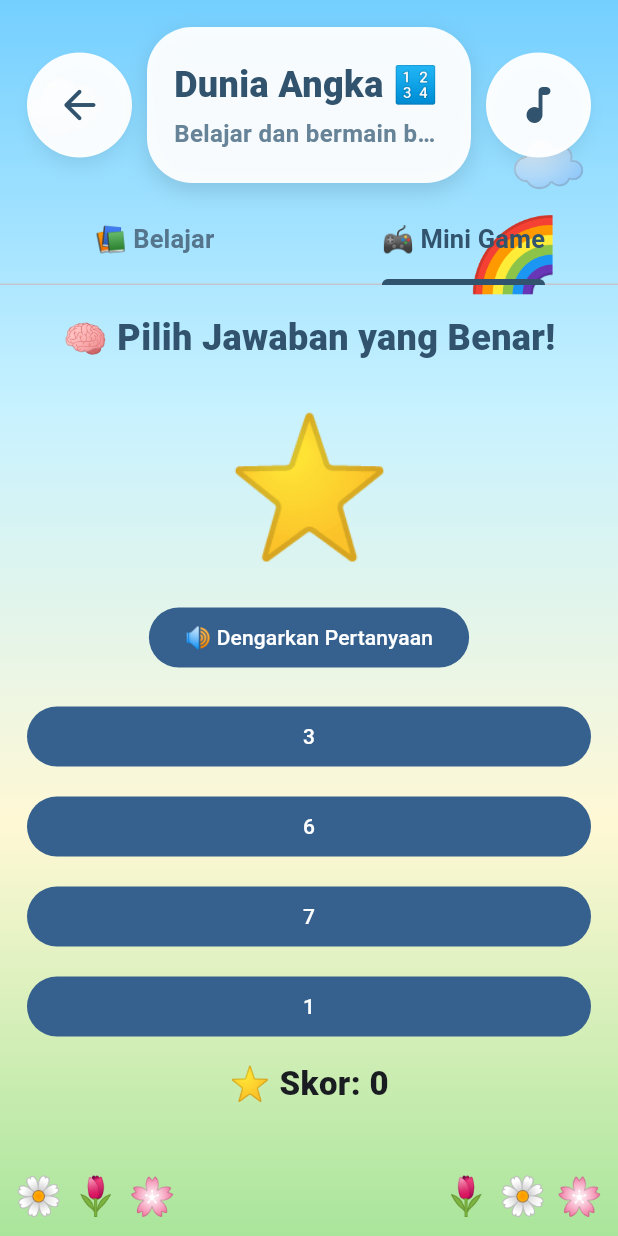
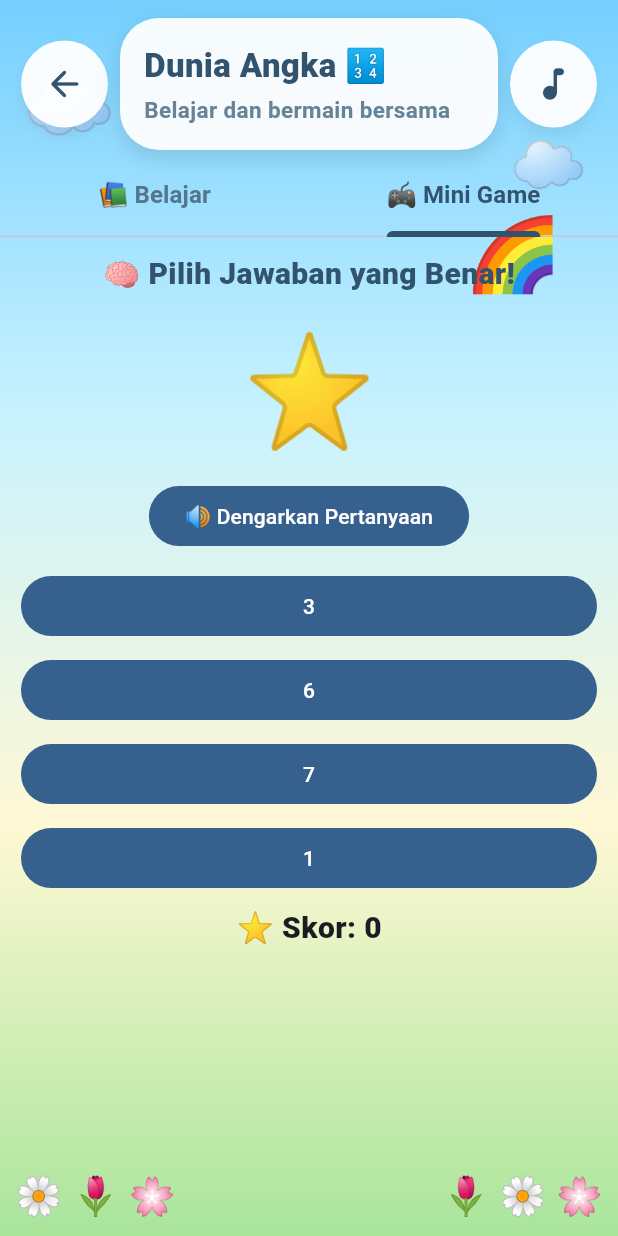
Before and after one commit to kopen1/irkop-belajar-tk, a Flutter app: the LearningPage screen opened directly, tab 2 chosen, on a phone screen of 412 x 824 dp. Run offline on Flutter 3.47's test engine with Material 3 defaults, Android fonts, the phone set to English and light mode, and no system bars; our stand-ins replace confetti, flutter_tts.

Commit message:
fix: compact learning and mini game layout for mobile

```diff
--- a/lib/core/widgets/kid_header.dart
+++ b/lib/core/widgets/kid_header.dart
@@ -34,18 +34,18 @@ class _KidHeaderState extends State<KidHeader> {
             },
           ),
 
-        if (canPop) const SizedBox(width: 10),
+        if (canPop) const SizedBox(width: 8),
 
         Expanded(
           child: Container(
-            height: 104,
+            height: 88,
             padding: const EdgeInsets.symmetric(
-              horizontal: 18,
-              vertical: 12,
+              horizontal: 16,
+              vertical: 10,
             ),
             decoration: BoxDecoration(
               color: Colors.white.withValues(alpha: 0.94),
-              borderRadius: BorderRadius.circular(30),
+              borderRadius: BorderRadius.circular(26),
               boxShadow: const [
                 BoxShadow(
                   color: Colors.black12,
@@ -63,18 +63,18 @@ class _KidHeaderState extends State<KidHeader> {
                   maxLines: 1,
                   overflow: TextOverflow.ellipsis,
                   style: const TextStyle(
-                    fontSize: 24,
+                    fontSize: 22,
                     fontWeight: FontWeight.w900,
                     color: Color(0xFF31536D),
                   ),
                 ),
-                const SizedBox(height: 4),
+                const SizedBox(height: 2),
                 Text(
                   widget.subtitle,
                   maxLines: 1,
                   overflow: TextOverflow.ellipsis,
                   style: const TextStyle(
-                    fontSize: 16,
+                    fontSize: 15,
                     fontWeight: FontWeight.w700,
                     color: Color(0xFF668398),
                   ),
@@ -84,7 +84,7 @@ class _KidHeaderState extends State<KidHeader> {
           ),
         ),
 
-        const SizedBox(width: 10),
+        const SizedBox(width: 8),
 
         _circle(
           audio.backgroundOn
@@ -111,11 +111,11 @@ class _KidHeaderState extends State<KidHeader> {
         customBorder: const CircleBorder(),
         onTap: onTap,
         child: SizedBox(
-          width: 70,
-          height: 70,
+          width: 58,
+          height: 58,
           child: Icon(
             icon,
-            size: 32,
+            size: 28,
             color: const Color(0xFF31536D),
           ),
         ),
--- a/lib/features/learning/learning_page.dart
+++ b/lib/features/learning/learning_page.dart
@@ -294,14 +294,14 @@ class _LearningPageState extends State<LearningPage>
         child: Column(
           children: [
             Padding(
-              padding: const EdgeInsets.fromLTRB(18, 18, 18, 10),
+              padding: const EdgeInsets.fromLTRB(14, 12, 14, 6),
               child: KidHeader(
                 title: title,
                 subtitle: 'Belajar dan bermain bersama',
               ),
             ),
             SizedBox(
-              height: 58,
+              height: 52,
               child: TabBar(
                 controller: tabs,
                 labelColor: const Color(0xFF31536D),
@@ -309,7 +309,7 @@ class _LearningPageState extends State<LearningPage>
                 indicatorColor: const Color(0xFF31536D),
                 indicatorWeight: 4,
                 labelStyle: const TextStyle(
-                  fontSize: 17,
+                  fontSize: 16,
                   fontWeight: FontWeight.w700,
                 ),
                 tabs: const [
@@ -338,19 +338,19 @@ class _LearningPageState extends State<LearningPage>
         ? selectedColor.withValues(alpha: 0.45)
         : Colors.white.withValues(alpha: 0.93);
 
-    final visualSize = widget.type == LearningType.hijaiyah ? 120.0 : 80.0;
+    final visualSize = widget.type == LearningType.hijaiyah ? 96.0 : 70.0;
 
     return SingleChildScrollView(
-      padding: const EdgeInsets.all(18),
+      padding: const EdgeInsets.fromLTRB(14, 10, 14, 14),
       child: Column(
         children: [
           AnimatedContainer(
             duration: const Duration(milliseconds: 250),
             width: double.infinity,
-            padding: const EdgeInsets.all(30),
+            padding: const EdgeInsets.all(22),
             decoration: BoxDecoration(
               color: background,
-              borderRadius: BorderRadius.circular(36),
+              borderRadius: BorderRadius.circular(30),
             ),
             child: Column(
               children: [
@@ -364,12 +364,12 @@ class _LearningPageState extends State<LearningPage>
                   item.title,
                   textAlign: TextAlign.center,
                   style: const TextStyle(
-                    fontSize: 48,
+                    fontSize: 42,
                     fontWeight: FontWeight.w900,
                     color: Color(0xFF31536D),
                   ),
                 ),
-                const SizedBox(height: 14),
+                const SizedBox(height: 10),
                 FilledButton.icon(
                   onPressed: () => audio.speak(item.sound),
                   icon: const Icon(Icons.volume_up_rounded),
@@ -378,7 +378,7 @@ class _LearningPageState extends State<LearningPage>
               ],
             ),
           ),
-          const SizedBox(height: 20),
+          const SizedBox(height: 14),
           Row(
             children: [
               Expanded(
@@ -396,7 +396,7 @@ class _LearningPageState extends State<LearningPage>
               ),
             ],
           ),
-          const SizedBox(height: 20),
+          const SizedBox(height: 14),
           Wrap(
             spacing: 10,
             runSpacing: 10,
@@ -412,8 +412,8 @@ class _LearningPageState extends State<LearningPage>
                   audio.speak(items[i].sound);
                 },
                 child: Container(
-                  width: 54,
-                  height: 54,
+                  width: 50,
+                  height: 50,
                   alignment: Alignment.center,
                   decoration: BoxDecoration(
                     color: i == index
@@ -441,27 +441,28 @@ class _LearningPageState extends State<LearningPage>
     return StatefulBuilder(
       builder: (context, setGameState) {
         return SingleChildScrollView(
-          padding: const EdgeInsets.all(18),
+          padding: const EdgeInsets.fromLTRB(14, 10, 14, 14),
           child: Column(
             children: [
               const Text(
                 '🧠 Pilih Jawaban yang Benar!',
+                textAlign: TextAlign.center,
                 style: TextStyle(
-                  fontSize: 24,
+                  fontSize: 20,
                   fontWeight: FontWeight.w900,
                   color: Color(0xFF31536D),
                 ),
               ),
-              const SizedBox(height: 18),
+              const SizedBox(height: 12),
               Text(
                 correct.visual,
                 style: TextStyle(
                   fontSize: widget.type == LearningType.hijaiyah
-                      ? 120
-                      : 90,
+                      ? 96
+                      : 72,
                 ),
               ),
-              const SizedBox(height: 12),
+              const SizedBox(height: 8),
               FilledButton(
                 onPressed: () {
                   audio.question(
@@ -472,10 +473,10 @@ class _LearningPageState extends State<LearningPage>
                   '🔊 Dengarkan Pertanyaan',
                 ),
               ),
-              const SizedBox(height: 18),
+              const SizedBox(height: 12),
               ...options.map(
                 (option) => Padding(
-                  padding: const EdgeInsets.only(bottom: 12),
+                  padding: const EdgeInsets.only(bottom: 8),
                   child: SizedBox(
                     width: double.infinity,
                     child: FilledButton(
@@ -499,7 +500,7 @@ class _LearningPageState extends State<LearningPage>
               Text(
                 '⭐ Skor: $score',
                 style: const TextStyle(
-                  fontSize: 22,
+                  fontSize: 20,
                   fontWeight: FontWeight.w900,
                 ),
               ),
```
